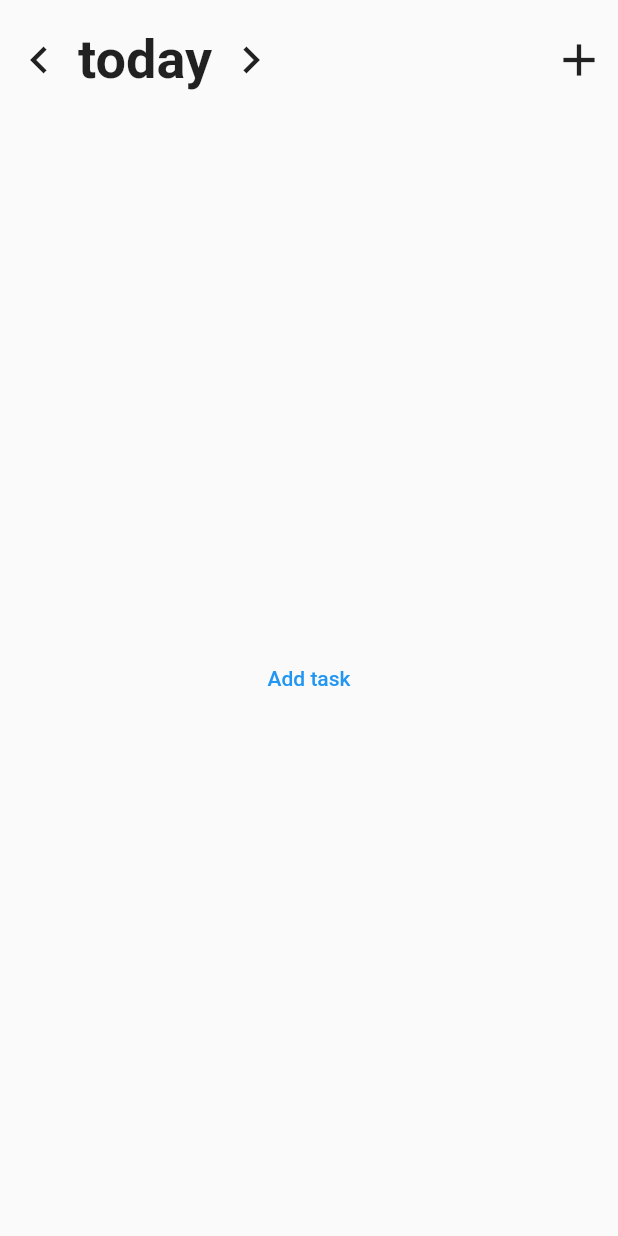
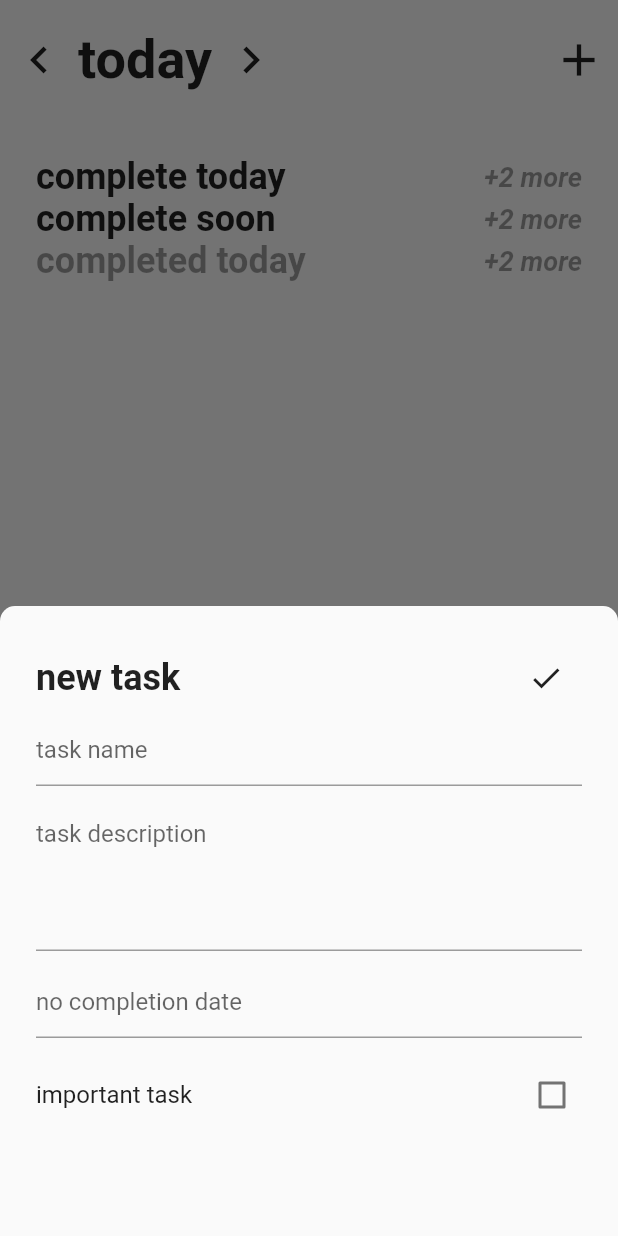
Before and after one commit to HarryPeach/bonsai, a Flutter app: the screen it shows after launch, after a tap on the "add" icon, on a phone screen of 412 x 824 dp. Run offline on Flutter 3.47's test engine with Material 2 defaults, Android fonts, the phone set to English and light mode, and no system bars.

Commit message:
Add new task layout, and task titles

```diff
--- a/lib/main.dart
+++ b/lib/main.dart
@@ -1,4 +1,5 @@
 import 'package:flutter/material.dart';
+import 'package:todo/newtask.dart';
 
 void main() {
   runApp(MyApp());
@@ -64,17 +65,74 @@ class _MyHomePageState extends State<MyHomePage> {
             icon: const Icon(Icons.add),
             iconSize: 36.0,
             color: Colors.black87,
-            onPressed: () => {},
+            onPressed: _showAddTaskSheet,
           ),
         ],
       ),
-      body: Center(
+      body: Padding(
+        padding: const EdgeInsets.all(24.0),
         child: Column(
-          mainAxisAlignment: MainAxisAlignment.center,
+          crossAxisAlignment: CrossAxisAlignment.start,
           children: <Widget>[
-            TextButton(
-              onPressed: _showAddTaskSheet,
-              child: Text("Add task"),
+            Row(
+              mainAxisAlignment: MainAxisAlignment.spaceBetween,
+              children: [
+                Text(
+                  "complete today",
+                  style: TextStyle(
+                    fontSize: 24.0,
+                    fontWeight: FontWeight.bold,
+                  ),
+                ),
+                Text(
+                  "+2 more",
+                  style: TextStyle(
+                      fontSize: 18.0,
+                      fontWeight: FontWeight.bold,
+                      fontStyle: FontStyle.italic,
+                      color: Colors.black38),
+                ),
+              ],
+            ),
+            Row(
+              mainAxisAlignment: MainAxisAlignment.spaceBetween,
+              children: [
+                Text(
+                  "complete soon",
+                  style: TextStyle(
+                    fontSize: 24.0,
+                    fontWeight: FontWeight.bold,
+                  ),
+                ),
+                Text(
+                  "+2 more",
+                  style: TextStyle(
+                      fontSize: 18.0,
+                      fontWeight: FontWeight.bold,
+                      fontStyle: FontStyle.italic,
+                      color: Colors.black38),
+                ),
+              ],
+            ),
+            Row(
+              mainAxisAlignment: MainAxisAlignment.spaceBetween,
+              children: [
+                Text(
+                  "completed today",
+                  style: TextStyle(
+                      fontSize: 24.0,
+                      fontWeight: FontWeight.bold,
+                      color: Colors.black38),
+                ),
+                Text(
+                  "+2 more",
+                  style: TextStyle(
+                      fontSize: 18.0,
+                      fontWeight: FontWeight.bold,
+                      fontStyle: FontStyle.italic,
+                      color: Colors.black38),
+                ),
+              ],
             ),
           ],
         ),
@@ -84,13 +142,14 @@ class _MyHomePageState extends State<MyHomePage> {
 
   void _showAddTaskSheet() {
     showModalBottomSheet(
+      isScrollControlled: true,
       context: context,
       builder: (context) {
         return Container(
           color: Color(0xFF737373),
-          height: 260,
+          height: 420,
           child: Container(
-            child: _buildBottomNavigationMenu(),
+            child: NewTaskCard(),
             decoration: BoxDecoration(
               color: Theme.of(context).canvasColor,
               borderRadius: BorderRadius.only(
@@ -103,23 +162,4 @@ class _MyHomePageState extends State<MyHomePage> {
       },
     );
   }
-
-  Column _buildBottomNavigationMenu() {
-    return Column(
-      children: <Widget>[
-        ListTile(
-          leading: Icon(Icons.ac_unit),
-          title: Text('Flutter'),
-        ),
-        ListTile(
-          leading: Icon(Icons.accessibility_new),
-          title: Text('Android'),
-        ),
-        ListTile(
-          leading: Icon(Icons.assessment),
-          title: Text('Kotlin'),
-        ),
-      ],
-    );
-  }
 }
--- a/lib/newtask.dart
+++ b/lib/newtask.dart
@@ -0,0 +1,102 @@
+import 'package:flutter/cupertino.dart';
+import 'package:flutter/material.dart';
+
+class NewTaskCard extends StatefulWidget {
+  NewTaskCard({Key? key}) : super(key: key);
+
+  @override
+  _NewTaskCardState createState() => _NewTaskCardState();
+}
+
+class _NewTaskCardState extends State<NewTaskCard> {
+  final TextEditingController _taskNameCtl = TextEditingController();
+  final TextEditingController _taskDescCtl = TextEditingController();
+  final TextEditingController _dateCtl = TextEditingController();
+  bool _important = false;
+
+  @override
+  Widget build(BuildContext context) {
+    return Padding(
+      padding: const EdgeInsets.all(24.0),
+      child: Column(
+        children: [
+          Row(
+            mainAxisAlignment: MainAxisAlignment.spaceBetween,
+            children: [
+              Text(
+                "new task",
+                style: TextStyle(
+                  fontSize: 24.0,
+                  fontWeight: FontWeight.bold,
+                  color: Colors.black87,
+                ),
+              ),
+              IconButton(
+                icon: Icon(
+                  Icons.check,
+                ),
+                onPressed: () {
+                  Navigator.pop(context);
+                  ScaffoldMessenger.of(context).showSnackBar(
+                    SnackBar(
+                      content: Text(
+                        _taskNameCtl.text +
+                            " - " +
+                            _taskDescCtl.text +
+                            " - " +
+                            _dateCtl.text +
+                            " - " +
+                            _important.toString(),
+                      ),
+                    ),
+                  );
+                },
+              ),
+            ],
+          ),
+          Form(
+            child: Wrap(
+              runSpacing: 10,
+              children: [
+                TextFormField(
+                  controller: _taskNameCtl,
+                  decoration: InputDecoration(hintText: "task name"),
+                ),
+                TextFormField(
+                  minLines: 4,
+                  maxLines: 4,
+                  controller: _taskDescCtl,
+                  decoration: InputDecoration(hintText: "task description"),
+                ),
+                TextFormField(
+                  controller: _dateCtl,
+                  decoration: InputDecoration(hintText: "no completion date"),
+                  onTap: () async {
+                    FocusScope.of(context).requestFocus(new FocusNode());
+                    var date = await showDatePicker(
+                      context: context,
+                      initialDate: DateTime.now(),
+                      firstDate: DateTime(DateTime.now().year),
+                      lastDate: DateTime(DateTime.now().year + 100),
+                    );
+                    if (date == null) {
+                      _dateCtl.text = "";
+                    } else {
+                      _dateCtl.text = "${date.year}/${date.month}/${date.day}";
+                    }
+                  },
+                ),
+                CheckboxListTile(
+                  contentPadding: EdgeInsets.zero,
+                  title: Text("important task"),
+                  value: _important,
+                  onChanged: (val) => setState(() => _important = val!),
+                ),
+              ],
+            ),
+          )
+        ],
+      ),
+    );
+  }
+}
```
